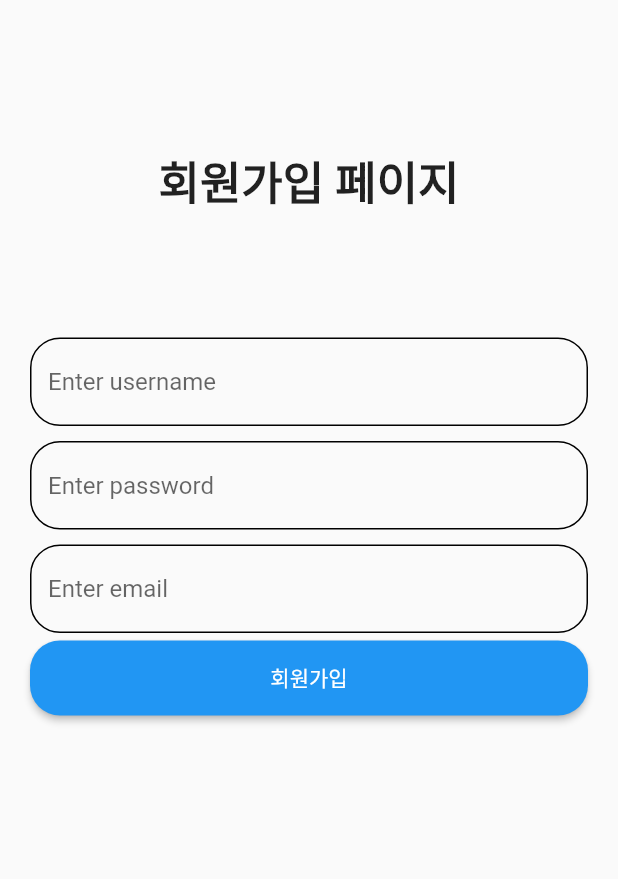
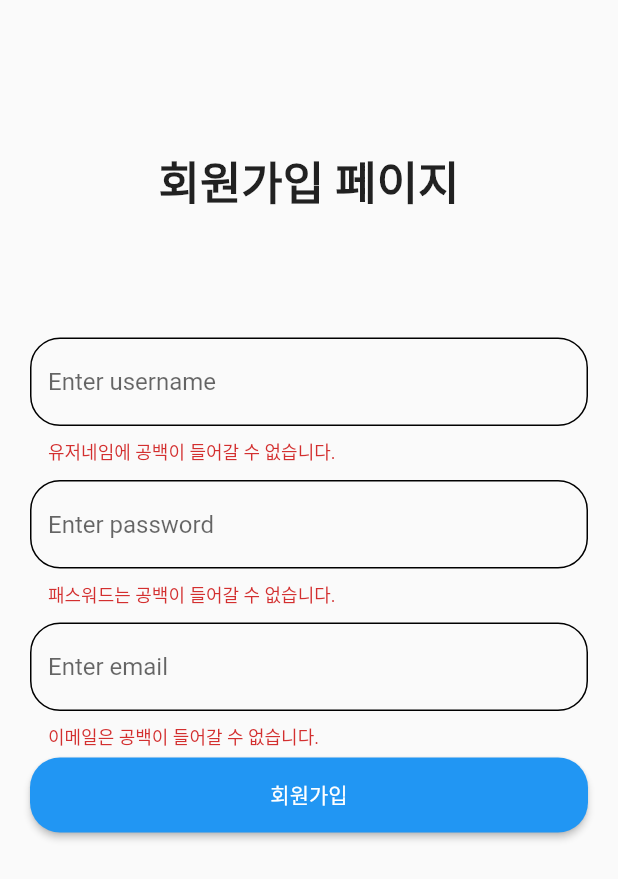
Before and after one commit to qwq140/flutter-GetX-blog, a Flutter app: the JoinPage screen opened directly, after a tap on "회원가입", on a phone screen of 412 x 824 dp. Shown: the top 879 px of the screen. Run offline on Flutter 3.47's test engine with Material 2 defaults, Android fonts, the phone set to English and light mode, and no system bars; our stand-ins replace get, validators.

Commit message:
4. 블로그 - GetX 페이지 이동, validators

```diff
--- a/flutter_blog/lib/components/custom_elevated_button.dart
+++ b/flutter_blog/lib/components/custom_elevated_button.dart
@@ -1,9 +1,12 @@
 import 'package:flutter/material.dart';
+import 'package:flutter_blog/pages/user/login_page.dart';
+import 'package:get/get.dart';
 
 class CustomElevatedButton extends StatelessWidget {
   final String text;
+  final funPageRoute;
 
-  const CustomElevatedButton({required this.text});
+  const CustomElevatedButton({required this.text, required this.funPageRoute});
 
   @override
   Widget build(BuildContext context) {
@@ -14,7 +17,7 @@ class CustomElevatedButton extends StatelessWidget {
           borderRadius: BorderRadius.circular(20),
         ),
       ),
-      onPressed: () {},
+      onPressed: funPageRoute,
       child: Text("$text"),
     );
   }
--- a/flutter_blog/lib/components/custom_text_form_field.dart
+++ b/flutter_blog/lib/components/custom_text_form_field.dart
@@ -2,14 +2,16 @@ import 'package:flutter/material.dart';
 
 class CustomTextFormField extends StatelessWidget {
   final String hint;
+  final funValidator;
 
-  const CustomTextFormField({required this.hint});
+  const CustomTextFormField({required this.hint, required this.funValidator});
 
   @override
   Widget build(BuildContext context) {
     return Padding(
       padding: const EdgeInsets.symmetric(vertical: 5),
       child: TextFormField(
+        validator: funValidator,
         obscureText: hint == "password" ? true : false,
         decoration: InputDecoration(
           hintText: "Enter $hint",
--- a/flutter_blog/lib/main.dart
+++ b/flutter_blog/lib/main.dart
@@ -2,6 +2,7 @@ import 'package:flutter/material.dart';
 import 'package:flutter_blog/pages/post/home_page.dart';
 import 'package:flutter_blog/pages/user/join_page.dart';
 import 'package:flutter_blog/pages/user/login_page.dart';
+import 'package:get/get.dart';
 
 void main() {
   runApp(MyApp());
@@ -10,10 +11,10 @@ void main() {
 class MyApp extends StatelessWidget {
   @override
   Widget build(BuildContext context) {
-    return MaterialApp(
+    return GetMaterialApp(
       debugShowCheckedModeBanner: false,
       // 라우트 설계 필요없음. GetX 라이브러리 사용할 예정
-      home: LoginPage(),
+      home: JoinPage(),
     );
   }
 }
--- a/flutter_blog/lib/pages/user/join_page.dart
+++ b/flutter_blog/lib/pages/user/join_page.dart
@@ -1,8 +1,14 @@
 import 'package:flutter/material.dart';
 import 'package:flutter_blog/components/custom_elevated_button.dart';
 import 'package:flutter_blog/components/custom_text_form_field.dart';
+import 'package:flutter_blog/pages/user/login_page.dart';
+import 'package:flutter_blog/util/validator_util.dart';
+import 'package:get/get.dart';
+import 'package:validators/validators.dart';
 
 class JoinPage extends StatelessWidget {
+  final _formKey = GlobalKey<FormState>();
+
   @override
   Widget build(BuildContext context) {
     return Scaffold(
@@ -30,12 +36,29 @@ class JoinPage extends StatelessWidget {
 
   Widget _joinForm() {
     return Form(
+      key: _formKey,
       child: Column(
         children: [
-          CustomTextFormField(hint: "username"),
-          CustomTextFormField(hint: "password"),
-          CustomTextFormField(hint: "email"),
-          CustomElevatedButton(text: "회원가입"),
+          CustomTextFormField(
+            hint: "username",
+            funValidator: validateUsername(),
+          ),
+          CustomTextFormField(
+            hint: "password",
+            funValidator: validatePassword(),
+          ),
+          CustomTextFormField(
+            hint: "email",
+            funValidator: validateEmail(),
+          ),
+          CustomElevatedButton(
+            text: "회원가입",
+            funPageRoute: () {
+              if (_formKey.currentState!.validate()) {
+                Get.to(LoginPage());
+              }
+            },
+          ),
         ],
       ),
     );
--- a/flutter_blog/lib/pages/user/login_page.dart
+++ b/flutter_blog/lib/pages/user/login_page.dart
@@ -1,8 +1,13 @@
 import 'package:flutter/material.dart';
 import 'package:flutter_blog/components/custom_elevated_button.dart';
 import 'package:flutter_blog/components/custom_text_form_field.dart';
+import 'package:flutter_blog/pages/post/home_page.dart';
+import 'package:flutter_blog/util/validator_util.dart';
+import 'package:get/get.dart';
 
 class LoginPage extends StatelessWidget {
+  final _formKey = GlobalKey<FormState>();
+
   @override
   Widget build(BuildContext context) {
     return Scaffold(
@@ -30,11 +35,25 @@ class LoginPage extends StatelessWidget {
 
   Widget _loginForm() {
     return Form(
+      key: _formKey,
       child: Column(
         children: [
-          CustomTextFormField(hint: "username"),
-          CustomTextFormField(hint: "password"),
-          CustomElevatedButton(text: "로그인"),
+          CustomTextFormField(
+            hint: "username",
+            funValidator: validateUsername(),
+          ),
+          CustomTextFormField(
+            hint: "password",
+            funValidator: validatePassword(),
+          ),
+          CustomElevatedButton(
+            text: "로그인",
+            funPageRoute: () {
+              if (_formKey.currentState!.validate()) {
+                Get.to(HomePage());
+              }
+            },
+          ),
         ],
       ),
     );
--- /dev/null
+++ b/flutter_blog/lib/util/validator_util.dart
@@ -0,0 +1,43 @@
+import 'package:validators/validators.dart';
+
+Function validateUsername() {
+  return (String? value) {
+    if (value!.isEmpty) {
+      return "유저네임에 공백이 들어갈 수 없습니다.";
+    } else if (!isAlphanumeric(value)) {
+      return "유저네임에 한글이나 특수 문자가 들어갈 수 없습니다.";
+    } else if (value.length > 12) {
+      return "유저네임의 길이를 초과하셨습니다.";
+    } else if (value.length < 4) {
+      return "유저네임의 최소 길이는 4자입니다.";
+    } else {
+      return null;
+    }
+  };
+}
+
+Function validatePassword() {
+  return (String? value) {
+    if (value!.isEmpty) {
+      return "패스워드는 공백이 들어갈 수 없습니다.";
+    } else if (value.length > 12) {
+      return "패스워드 길이를 초과하셨습니다.";
+    } else if (value.length < 4) {
+      return "패스워드의 최소 길이는 4자입니다.";
+    } else {
+      return null;
+    }
+  };
+}
+
+Function validateEmail() {
+  return (String? value) {
+    if (value!.isEmpty) {
+      return "이메일은 공백이 들어갈 수 없습니다.";
+    } else if (!isEmail(value)) {
+      return "이메일 형식에 맞지 않습니다.";
+    } else {
+      return null;
+    }
+  };
+}
--- a/flutter_blog/pubspec.yaml
+++ b/flutter_blog/pubspec.yaml
@@ -23,6 +23,8 @@ environment:
 dependencies:
   flutter:
     sdk: flutter
+  get: ^4.3.8
+  validators: ^3.0.0
 
 
   # The following adds the Cupertino Icons font to your application.
```
Also changed, not shown: flutter_blog/pubspec.lock.
